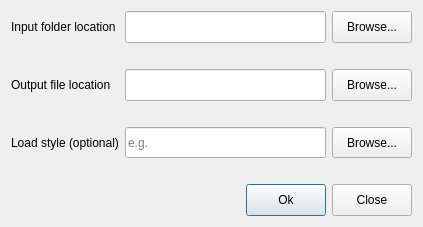
Before: the Qt Designer form impphotos.ui in KIOS-Research/ImportPhotos, drawn with Qt 5.
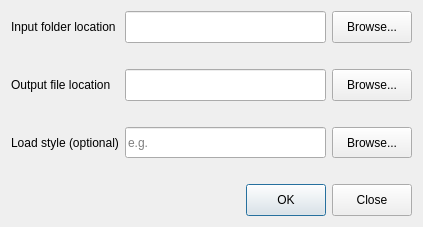
After: the same form once the commit is applied.

Diff of the .ui file:
```diff
--- a/impphotos.ui
+++ b/impphotos.ui
@@ -185,7 +185,7 @@
           </sizepolicy>
          </property>
          <property name="text">
-          <string>Ok</string>
+          <string>OK</string>
          </property>
         </widget>
        </item>
```
